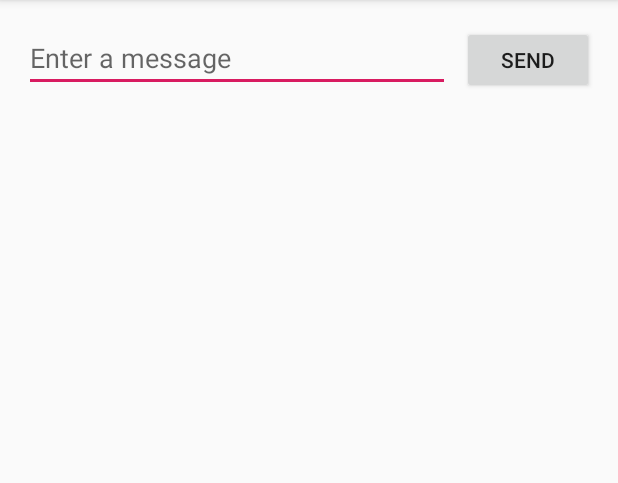
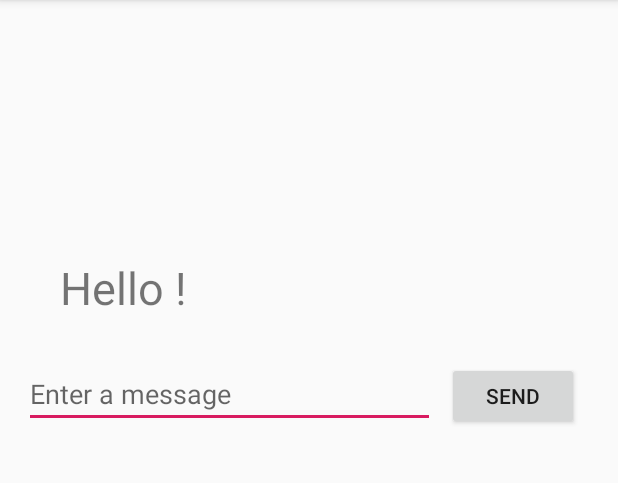
Before and after one commit to pherisse/touristapp, an Android app: the screen it shows after launch (MainActivity), on a phone screen of 412 x 824 dp, the part 84-567 px from its top. Run offline under Robolectric (Android 15) with nearby library versions, the phone set to English and light mode, and no system bars.

```diff
--- a/app/src/main/java/com/example/touristapp/MainActivity.java
+++ b/app/src/main/java/com/example/touristapp/MainActivity.java
@@ -9,17 +9,19 @@ import android.widget.EditText;
 public class MainActivity extends AppCompatActivity {
 
     public final static String EXTRA_MESSAGE = "com.example.touristapp.EXTRA_MESSAGE";
+    public final static String TAG = "MainActivity";
 
     @Override
     protected void onCreate(Bundle savedInstanceState) {
         super.onCreate(savedInstanceState);
         setContentView(R.layout.activity_main);
+
     }
 
     /** Called when the user taps the Send button */
     public void sendMessage(View view) {
         Intent intent = new Intent(this, DisplayMessageActivity.class);
-        EditText editText = (EditText) findViewById(R.id.editText);
+        EditText editText = findViewById(R.id.editText);
         String message = editText.getText().toString();
         intent.putExtra(EXTRA_MESSAGE, message);
         startActivity(intent);
--- /dev/null
+++ b/app/src/main/res/drawable/ic_stat_ic_notification.xml
@@ -0,0 +1,4 @@
+<?xml version="1.0" encoding="utf-8"?>
+<selector xmlns:android="http://schemas.android.com/apk/res/android">
+
+</selector>
--- /dev/null
+++ b/app/src/main/res/layout-ldltr/activity_main.xml
@@ -0,0 +1,98 @@
+<?xml version="1.0" encoding="utf-8"?>
+<!DOCTYPE android.support.constraint.ConstraintLayout
+    [<!ELEMENT android.support.constraint.ConstraintLayout (EditText|Button|TextView)*>
+        <!ATTLIST android.support.constraint.ConstraintLayout
+            xmlns:android CDATA #REQUIREDxmlns:app CDATA #REQUIRED
+            xmlns:tools CDATA #REQUIRED
+            android:layout_width CDATA #REQUIRED
+            android:layout_height CDATA #REQUIRED
+            tools:context CDATA #REQUIRED>
+
+        <!ELEMENT EditText (#PCDATA)>
+        <!ATTLIST EditTextandroid:id CDATA #REQUIRED
+            android:layout_width CDATA #REQUIRED
+            android:layout_height CDATA #REQUIREDandroid:layout_marginStart CDATA #REQUIRED
+            android:layout_marginEnd CDATA #REQUIRED
+            android:ems CDATA #REQUIRED
+            android:hint CDATA #REQUIRED
+            android:inputType CDATA #REQUIRED
+
+            app:layout_constraintBottom_toBottomOf CDATA #REQUIRED
+            app:layout_constraintEnd_toStartOf CDATA #REQUIRED
+            app:layout_constraintHorizontal_bias CDATA #REQUIRED
+            app:layout_constraintStart_toStartOf CDATA #REQUIRED
+            app:layout_constraintTop_toTopOf CDATA #REQUIRED
+            app:layout_constraintVertical_bias CDATA #REQUIRED
+            >
+
+        <!ELEMENT Button (#PCDATA)>
+        <!ATTLIST Buttonandroid:id CDATA #REQUIRED
+            android:layout_width CDATA #REQUIRED
+            android:layout_height CDATA #REQUIRED
+            android:layout_marginEnd CDATA #REQUIRED
+            android:onClick CDATA #REQUIRED
+            android:text CDATA #REQUIRED
+            app:layout_constraintBaseline_toBaselineOf CDATA #REQUIRED
+            app:layout_constraintEnd_toEndOf CDATA #REQUIRED
+            app:layout_constraintHorizontal_bias CDATA #REQUIRED
+            app:layout_constraintStart_toEndOf CDATA #REQUIRED>
+
+        <!ELEMENT TextView (#PCDATA)>
+        <!ATTLIST TextViewandroid:id CDATA #REQUIRED
+            android:layout_width CDATA #REQUIRED
+            android:layout_height CDATA #REQUIRED
+            android:layout_marginStart CDATA #REQUIRED
+            android:layout_marginBottom CDATA #REQUIRED
+            android:textSize CDATA #REQUIRED
+            android:text CDATA #REQUIRED
+            app:layout_constraintBottom_toTopOf CDATA #REQUIRED
+            app:layout_constraintStart_toStartOf CDATA #REQUIRED>]
+
+    >
+
+<android.support.constraint.ConstraintLayout xmlns:android="http://schemas.android.com/apk/res/android"
+    xmlns:app="http://schemas.android.com/apk/res-auto"
+    xmlns:tools="http://schemas.android.com/tools"
+    android:layout_width="wrap_content"
+    android:layout_height="match_parent"
+    tools:context=".MainActivity">
+
+    <EditText
+        android:id="@+id/editText"
+        android:layout_width="274dp"
+        android:layout_height="wrap_content"
+        android:layout_marginStart="16dp"
+        android:layout_marginTop="152dp"
+        android:layout_marginEnd="8dp"
+        android:ems="10"
+        android:hint="@string/edit_message"
+        android:inputType="textPersonName"
+        app:layout_constraintEnd_toStartOf="@+id/button"
+        app:layout_constraintHorizontal_bias="0.5"
+        app:layout_constraintStart_toStartOf="parent"
+        app:layout_constraintTop_toTopOf="parent" />
+
+    <Button
+        android:id="@+id/button"
+        android:layout_width="wrap_content"
+        android:layout_height="45dp"
+        android:layout_marginEnd="16dp"
+        android:onClick="sendMessage"
+        android:text="@string/button_send"
+        app:layout_constraintBaseline_toBaselineOf="@+id/editText"
+        app:layout_constraintEnd_toEndOf="parent"
+        app:layout_constraintHorizontal_bias="0.5"
+        app:layout_constraintStart_toEndOf="@+id/editText" />
+
+    <TextView
+        android:id="@+id/textView2"
+        android:layout_width="wrap_content"
+        android:layout_height="0dp"
+        android:layout_marginStart="40dp"
+        android:layout_marginBottom="28dp"
+        android:text="@string/welcome_text"
+        android:textSize="30sp"
+        app:layout_constraintBottom_toTopOf="@+id/editText"
+        app:layout_constraintStart_toStartOf="parent" />
+
+</android.support.constraint.ConstraintLayout>
--- a/app/src/main/res/layout/activity_display_message.xml
+++ b/app/src/main/res/layout/activity_display_message.xml
@@ -14,7 +14,12 @@
         android:layout_marginTop="52dp"
         android:layout_marginEnd="8dp"
         android:text="TextView"
+        android:textSize="30sp"
+        app:layout_constraintBottom_toBottomOf="parent"
         app:layout_constraintEnd_toEndOf="parent"
+        app:layout_constraintHorizontal_bias="0.5"
         app:layout_constraintStart_toStartOf="parent"
         app:layout_constraintTop_toTopOf="parent" />
+
+
 </android.support.constraint.ConstraintLayout>
--- a/app/src/main/res/layout/activity_main.xml
+++ b/app/src/main/res/layout/activity_main.xml
@@ -1,19 +1,21 @@
 <?xml version="1.0" encoding="utf-8"?>
-<android.support.constraint.ConstraintLayout xmlns:android="http://schemas.android.com/apk/res/android"
+<android.support.constraint.ConstraintLayout
+    xmlns:android="http://schemas.android.com/apk/res/android"
     xmlns:app="http://schemas.android.com/apk/res-auto"
     xmlns:tools="http://schemas.android.com/tools"
-    android:layout_width="match_parent"
+    android:layout_width="wrap_content"
     android:layout_height="match_parent"
     tools:context=".MainActivity">
 
     <EditText
         android:id="@+id/editText"
-        android:layout_width="0dp"
+        android:layout_width="274dp"
         android:layout_height="wrap_content"
         android:layout_marginStart="16dp"
-        android:layout_marginTop="16dp"
+        android:layout_marginTop="240dp"
         android:layout_marginEnd="8dp"
         android:ems="10"
+        android:autofillHints=""
         android:hint="@string/edit_message"
         android:inputType="textPersonName"
         app:layout_constraintEnd_toStartOf="@+id/button"
@@ -32,4 +34,16 @@
         app:layout_constraintEnd_toEndOf="parent"
         app:layout_constraintHorizontal_bias="0.5"
         app:layout_constraintStart_toEndOf="@+id/editText" />
+
+    <TextView
+        android:id="@+id/textView2"
+        android:layout_width="wrap_content"
+        android:layout_height="0dp"
+        android:layout_marginStart="40dp"
+        android:layout_marginBottom="28dp"
+        android:text="@string/welcome_text"
+        android:textSize="30sp"
+        app:layout_constraintBottom_toTopOf="@+id/editText"
+        app:layout_constraintStart_toStartOf="parent" />
+
 </android.support.constraint.ConstraintLayout>
--- a/app/src/main/res/values/strings.xml
+++ b/app/src/main/res/values/strings.xml
@@ -2,4 +2,6 @@
     <string name="app_name">touristapp</string>
     <string name="edit_message">Enter a message</string>
     <string name="button_send">Send</string>
+    <string name="welcome_text">Hello !</string>
+    <string name="token_check">Check Token</string>
 </resources>
--- a/build.gradle
+++ b/build.gradle
@@ -8,7 +8,7 @@ buildscript {
     }
     dependencies {
         classpath 'com.android.tools.build:gradle:3.3.0'
-
+        classpath 'com.google.gms:google-services:4.1.0'
         // NOTE: Do not place your application dependencies here; they belong
         // in the individual module build.gradle files
     }
```
Also changed, not shown: app/build.gradle (+16 -1 lines), app/src/main/AndroidManifest.xml (+16 -2 lines), app/src/main/java/com/example/touristapp/HandleMessages.java (added, +62 -0 lines), 1 other file.
